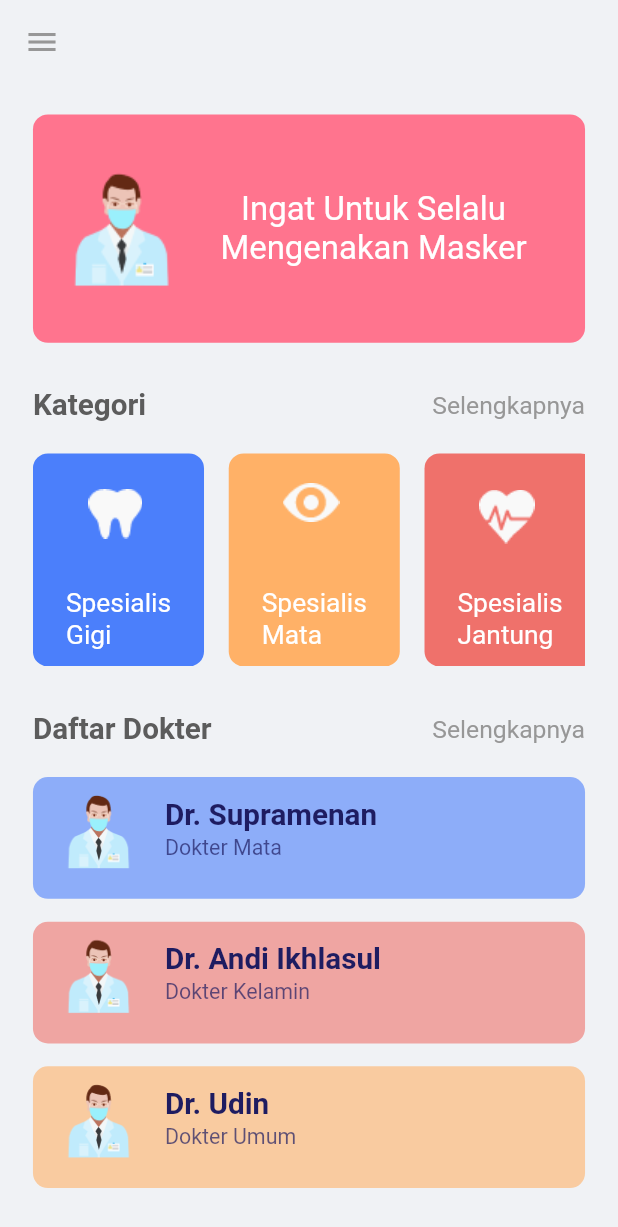
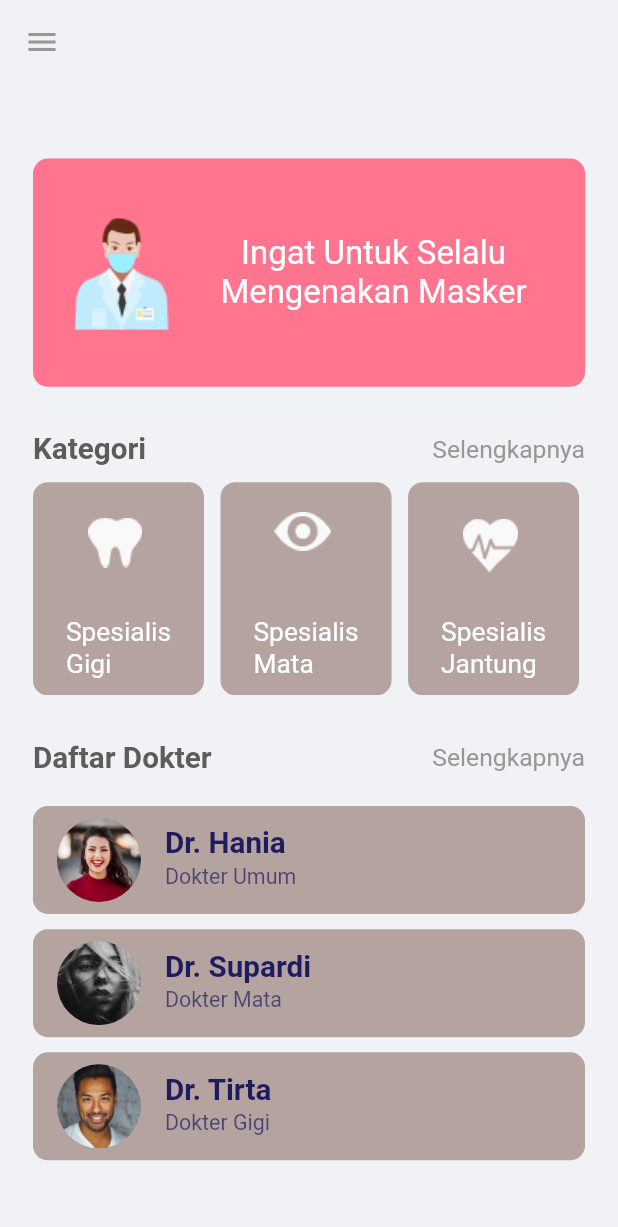
Before and after one commit to alwijein/dokterinaja, a Flutter app: the HomeScreen screen opened by its route, on a phone screen of 412 x 824 dp. Shown: the top 1227 px of the screen. Run offline on Flutter 3.47's test engine with Material 2 defaults, Android fonts, the phone set to English and light mode, and no system bars; our stand-ins replace cloud_firestore, flutter_svg, google_fonts; accounts and stored records are empty.

Commit message:
some more modeification

```diff
--- /dev/null
+++ b/lib/models/doctor.dart
@@ -0,0 +1,69 @@
+import 'package:flutter/cupertino.dart';
+
+class Doctor {
+  final String nama, imgUrl, profesi, jadwalKerja, price, about;
+  final int id;
+
+// konstruktor for doctor list
+  Doctor({
+    @required this.id,
+    @required this.nama,
+    @required this.imgUrl,
+    @required this.profesi,
+    @required this.jadwalKerja,
+    @required this.about,
+    @required this.price,
+  });
+
+  // model doctor list
+  static List<Doctor> doctorList = [
+    Doctor(
+      id: 1,
+      nama: 'Dr. Hania',
+      imgUrl: 'assets/images/1.jpg',
+      profesi: 'Dokter Umum',
+      jadwalKerja: '08:00 - 11:00',
+      price: 'Rp. 25.000',
+    ),
+    Doctor(
+      id: 2,
+      nama: 'Dr. Supardi',
+      imgUrl: 'assets/images/2.jpg',
+      profesi: 'Dokter Mata',
+      jadwalKerja: '08:00 - 11:00',
+      price: 'Rp. 25.000',
+    ),
+    Doctor(
+      id: 3,
+      nama: 'Dr. Tirta',
+      imgUrl: 'assets/images/3.jpg',
+      profesi: 'Dokter Gigi',
+      jadwalKerja: '08:00 - 11:00',
+      price: 'Rp. 25.000',
+    ),
+    Doctor(
+      id: 4,
+      nama: 'Dr. Firdaus',
+      imgUrl: 'assets/images/4.jpg',
+      profesi: 'Dokter Gigi',
+      jadwalKerja: '08:00 - 11:00',
+      price: 'Rp. 25.000',
+    ),
+    Doctor(
+      id: 5,
+      nama: 'Dr. Fahri',
+      imgUrl: 'assets/images/5.jpg',
+      profesi: 'Dokter Gigi',
+      jadwalKerja: '08:00 - 11:00',
+      price: 'Rp. 25.000',
+    ),
+    Doctor(
+      id: 6,
+      nama: 'Dr. Fahri',
+      imgUrl: 'assets/images/5.jpg',
+      profesi: 'Dokter Gigi',
+      jadwalKerja: '08:00 - 11:00',
+      price: 'Rp. 25.000',
+    ),
+  ];
+}
--- a/lib/screens/home_screen/components/body.dart
+++ b/lib/screens/home_screen/components/body.dart
@@ -1,4 +1,5 @@
 import 'package:dokterin_aja/constants.dart';
+import 'package:dokterin_aja/models/doctor.dart';
 import 'package:dokterin_aja/screens/home_screen/components/banner_card.dart';
 import 'package:dokterin_aja/screens/home_screen/components/card_dokter.dart';
 import 'package:dokterin_aja/screens/home_screen/components/card_kategori.dart';
@@ -14,7 +15,6 @@ class Body extends StatelessWidget {
       bottom: false,
       child: SizedBox(
         width: double.infinity,
-        child: SingleChildScrollView(
         child: Padding(
           padding: EdgeInsets.symmetric(
             horizontal: getPropertionateScreenWidht(20),
@@ -37,7 +37,7 @@ class Body extends StatelessWidget {
                   press: () {},
                 ),
                 SizedBox(
-                    height: getPropertionateScreenHeight(20),
+                  height: getPropertionateScreenHeight(10),
                 ),
                 buildKategoriList(),
                 SizedBox(
@@ -50,11 +50,13 @@ class Body extends StatelessWidget {
                   },
                 ),
                 SizedBox(
-                    height: getPropertionateScreenHeight(20),
+                  height: getPropertionateScreenHeight(10),
                 ),
-                  buildDokterList(),
+                Container(
+                    width: SizeConfig.screenWidth,
+                    height: SizeConfig.screenHeight * 0.3,
+                    child: buildDokterList()),
               ],
-              ),
             ),
           ),
         ),
@@ -62,34 +64,16 @@ class Body extends StatelessWidget {
     );
   }
 
-  Column buildDokterList() {
-    return Column(
-      children: [
-        CardDokter(
-          img: 'assets/images/banner-photo.png',
-          bgColor: kBlueColor.withOpacity(0.6),
-          titleText: 'Dr. Supramenan',
-          subtitleText: 'Dokter Mata',
-        ),
-        SizedBox(
-          height: getPropertionateScreenHeight(15),
-        ),
-        CardDokter(
-          img: 'assets/images/banner-photo.png',
-          bgColor: kOrangeColor.withOpacity(0.6),
-          titleText: 'Dr. Andi Ikhlasul',
-          subtitleText: 'Dokter Kelamin',
-        ),
-        SizedBox(
-          height: getPropertionateScreenHeight(15),
-        ),
-        CardDokter(
-          img: 'assets/images/banner-photo.png',
-          bgColor: kYellowColor.withOpacity(0.6),
-          titleText: 'Dr. Udin',
-          subtitleText: 'Dokter Umum',
-        ),
-      ],
+  ListView buildDokterList() {
+    return ListView.builder(
+      itemCount: Doctor.doctorList.length,
+      itemBuilder: (context, index) {
+        return CardDokter(
+          img: Doctor.doctorList[index].imgUrl,
+          titleText: Doctor.doctorList[index].nama,
+          subtitleText: Doctor.doctorList[index].profesi,
+        );
+      },
     );
   }
 
@@ -101,34 +85,21 @@ class Body extends StatelessWidget {
           CardKategori(
             image: 'assets/icons/dental_surgeon.png',
             text: "Spesialis\nGigi",
-            bgColor: kBlueColor,
             press: () {},
-          ),
-          SizedBox(
-            width: getPropertionateScreenWidht(15),
           ),
           CardKategori(
             image: 'assets/icons/eye_specialist.png',
             text: "Spesialis\nMata",
-            bgColor: kYellowColor,
             press: () {},
-          ),
-          SizedBox(
-            width: getPropertionateScreenWidht(15),
           ),
           CardKategori(
             image: 'assets/icons/heart_surgeon.png',
             text: "Spesialis\nJantung",
-            bgColor: kOrangeColor,
             press: () {},
-          ),
-          SizedBox(
-            width: getPropertionateScreenWidht(15),
           ),
           CardKategori(
             image: 'assets/icons/dental_surgeon.png',
             text: "Spesialis\nGigi",
-            bgColor: kBlueColor,
             press: () {},
           ),
         ],
--- a/lib/screens/home_screen/components/card_dokter.dart
+++ b/lib/screens/home_screen/components/card_dokter.dart
@@ -1,6 +1,7 @@
 import 'package:dokterin_aja/constants.dart';
 import 'package:dokterin_aja/screens/detail_dokter/detail_dokter.dart';
 import 'package:dokterin_aja/size_config.dart';
+import 'package:dokterin_aja/utils/color_rand.dart';
 import 'package:flutter/material.dart';
 
 class CardDokter extends StatelessWidget {
@@ -9,31 +10,36 @@ class CardDokter extends StatelessWidget {
     this.img,
     this.titleText,
     this.subtitleText,
-    this.bgColor,
   }) : super(key: key);
   final String img, titleText, subtitleText;
-  final Color bgColor;
 
   @override
   Widget build(BuildContext context) {
+    ColorRand colorRand = new ColorRand();
     return InkWell(
       onTap: () {
         Navigator.pushNamed(context, DetailDokter.routeNamed);
       },
       child: Container(
-        height: getPropertionateScreenHeight(80),
+        margin: EdgeInsets.only(
+          top: getPropertionateScreenHeight(10),
+        ),
         decoration: BoxDecoration(
-          color: bgColor,
+          color: colorRand.randColor,
           borderRadius: BorderRadius.circular(10),
         ),
         child: ListTile(
-          leading: Image.asset(img),
+          leading: ClipRRect(
+            borderRadius: BorderRadius.circular(50),
+            child: Image.asset(img),
+          ),
           title: Text(
             titleText,
             style: TextStyle(
-                color: kTitleTextColor,
-                fontWeight: FontWeight.bold,
-                fontSize: getPropertionateScreenWidht(18)),
+              color: kTitleTextColor,
+              fontWeight: FontWeight.bold,
+              fontSize: getPropertionateScreenWidht(18),
+            ),
           ),
           subtitle: Text(
             subtitleText,
--- a/lib/screens/home_screen/components/card_kategori.dart
+++ b/lib/screens/home_screen/components/card_kategori.dart
@@ -1,4 +1,5 @@
 import 'package:dokterin_aja/size_config.dart';
+import 'package:dokterin_aja/utils/color_rand.dart';
 import 'package:flutter/material.dart';
 
 class CardKategori extends StatelessWidget {
@@ -7,17 +8,19 @@ class CardKategori extends StatelessWidget {
     this.image,
     this.text,
     this.press,
-    this.bgColor,
   }) : super(key: key);
   final String image, text;
   final Function press;
-  final Color bgColor;
   @override
   Widget build(BuildContext context) {
+    ColorRand colorRand = ColorRand();
     return Container(
+      margin: EdgeInsets.only(
+        right: getPropertionateScreenWidht(10),
+      ),
       height: getPropertionateScreenHeight(140),
       decoration: BoxDecoration(
-        color: bgColor,
+        color: colorRand.randColor,
         borderRadius: BorderRadius.circular(10),
       ),
       child: Padding(
--- a/lib/screens/list_screen_dokter/list_screen_dokter.dart
+++ b/lib/screens/list_screen_dokter/list_screen_dokter.dart
@@ -15,6 +15,12 @@ class ListScreenDokter extends StatelessWidget {
         iconTheme: IconThemeData(
           color: Colors.black,
         ),
+        title: Text(
+          'Daftar Dokter',
+          style: TextStyle(
+            color: kTitleTextColor,
+          ),
+        ),
       ),
       body: Body(),
     );
--- /dev/null
+++ b/lib/utils/color_rand.dart
@@ -0,0 +1,9 @@
+import 'dart:math';
+import 'package:flutter/material.dart';
+
+class ColorRand {
+  Color _randomColor =
+      Colors.primaries[Random().nextInt(Colors.primaries.length)];
+
+  Color get randColor => this._randomColor.withOpacity(0.5);
+}
--- a/pubspec.yaml
+++ b/pubspec.yaml
@@ -23,9 +23,10 @@ environment:
 dependencies:
   flutter:
     sdk: flutter
+  cloud_firestore: ^0.16.0+1
   cupertino_icons: ^1.0.2
   flutter_svg: ^0.22.0
-  google_fonts: ^2.1.0
+  google_fonts: ^1.0.0
 
 dev_dependencies:
   flutter_test:
```
Also changed, not shown: lib/screens/list_screen_dokter/components/body.dart (+56 -44 lines), lib/screens/list_screen_dokter/components/card_list_dokter.dart (added, +65 -0 lines), assets/images/1.jpg (added), assets/images/2.jpg (added), assets/images/3.jpg (added), assets/images/4.jpg (added), assets/images/5.jpg (added), assets/images/8.jpg (added), lib/models/kategori.dart (added), pubspec.lock, 5 other files. Lines whose indentation alone changed are shown as unchanged.
